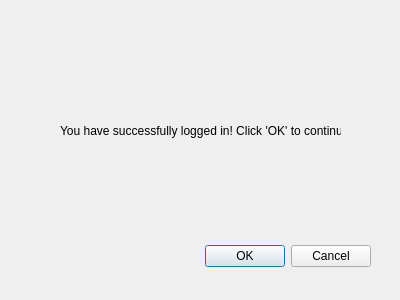
Before: the Qt Designer form Qt_Creator/projectPHOE/loginsuccess.ui in jdsalguer/senior_project, drawn with Qt 5.
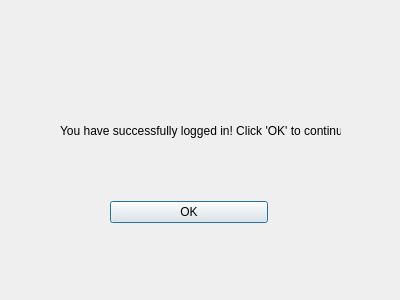
After: the same form once the commit is applied.

```diff
--- a/Qt_Creator/projectPHOE/loginsuccess.ui
+++ b/Qt_Creator/projectPHOE/loginsuccess.ui
@@ -13,22 +13,6 @@
   <property name="windowTitle">
    <string>Dialog</string>
   </property>
-  <widget class="QDialogButtonBox" name="buttonBox">
-   <property name="geometry">
-    <rect>
-     <x>30</x>
-     <y>240</y>
-     <width>341</width>
-     <height>32</height>
-    </rect>
-   </property>
-   <property name="orientation">
-    <enum>Qt::Horizontal</enum>
-   </property>
-   <property name="standardButtons">
-    <set>QDialogButtonBox::Cancel|QDialogButtonBox::Ok</set>
-   </property>
-  </widget>
   <widget class="QLabel" name="label">
    <property name="geometry">
     <rect>
@@ -42,6 +26,25 @@
     <string>You have successfully logged in! Click 'OK' to continue...</string>
    </property>
   </widget>
+  <widget class="QWidget" name="">
+   <property name="geometry">
+    <rect>
+     <x>110</x>
+     <y>200</y>
+     <width>158</width>
+     <height>25</height>
+    </rect>
+   </property>
+   <layout class="QHBoxLayout" name="horizontalLayout">
+    <item>
+     <widget class="QPushButton" name="loginsucButton">
+      <property name="text">
+       <string>OK</string>
+      </property>
+     </widget>
+    </item>
+   </layout>
+  </widget>
  </widget>
  <resources/>
  <connections>
```
Left out of the diff: 35 changed lines with no effect on the pictures.
